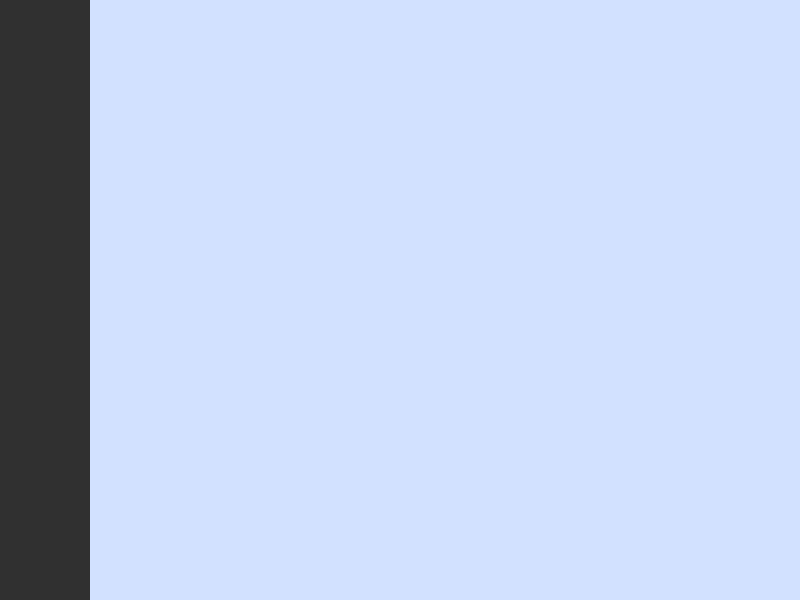
Qt form src/windows/mainwindow.ui (fast-food-finder-associates/FastFoodFinder) before a commit.
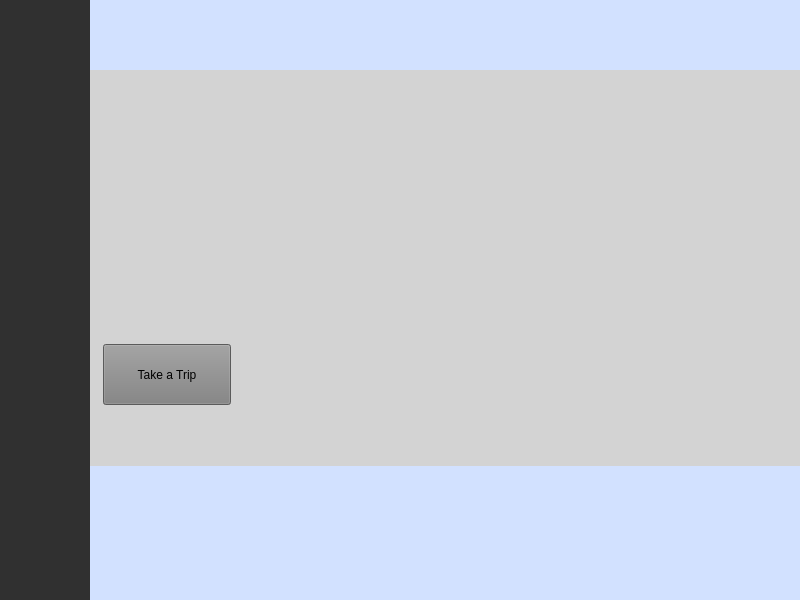
The same form after that commit. Icons and pictures are not drawn.

```diff
--- a/src/windows/mainwindow.ui
+++ b/src/windows/mainwindow.ui
@@ -40,6 +40,14 @@
 color: #BDCAE5
 }
 
+QWidget#adWidget  { 
+background: url(:/res/dashboard.png);
+}
+
+QWidget#divBar {
+background-color: lightgray;
+}
+
 QWidget#searchView{
 background-color: orange;
 }
@@ -103,6 +111,42 @@
      <property name="styleSheet">
       <string notr="true"/>
      </property>
+     <widget class="QWidget" name="divBar" native="true">
+      <property name="geometry">
+       <rect>
+        <x>0</x>
+        <y>70</y>
+        <width>711</width>
+        <height>396</height>
+       </rect>
+      </property>
+      <widget class="QWidget" name="adWidget" native="true">
+       <property name="geometry">
+        <rect>
+         <x>0</x>
+         <y>36</y>
+         <width>710</width>
+         <height>327</height>
+        </rect>
+       </property>
+       <widget class="QPushButton" name="pushButton">
+        <property name="geometry">
+         <rect>
+          <x>13</x>
+          <y>238</y>
+          <width>128</width>
+          <height>61</height>
+         </rect>
+        </property>
+        <property name="styleSheet">
+         <string notr="true">background:gray</string>
+        </property>
+        <property name="text">
+         <string>Take a Trip</string>
+        </property>
+       </widget>
+      </widget>
+     </widget>
     </widget>
     <widget class="QWidget" name="planTripView">
      <property name="styleSheet">
```
